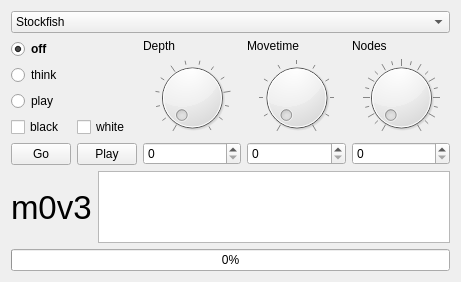
This is src/enginecontroller.ui in Quocvuong82/chessboard as Qt 5 draws it before an edit. The edited form follows.
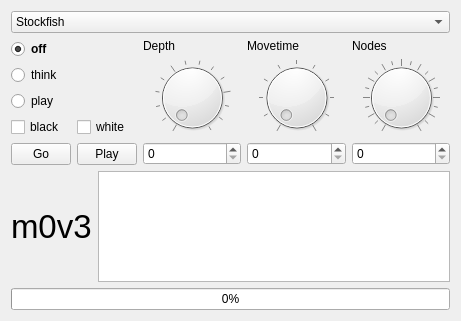
This is the edited form.

Commit message: v0.7.2 dual mode engine controller

Patch:
```diff
--- a/src/enginecontroller.ui
+++ b/src/enginecontroller.ui
@@ -7,7 +7,7 @@
     <x>0</x>
     <y>0</y>
     <width>461</width>
-    <height>282</height>
+    <height>321</height>
    </rect>
   </property>
   <property name="windowTitle">
```
The commit also changes 2 other files.
